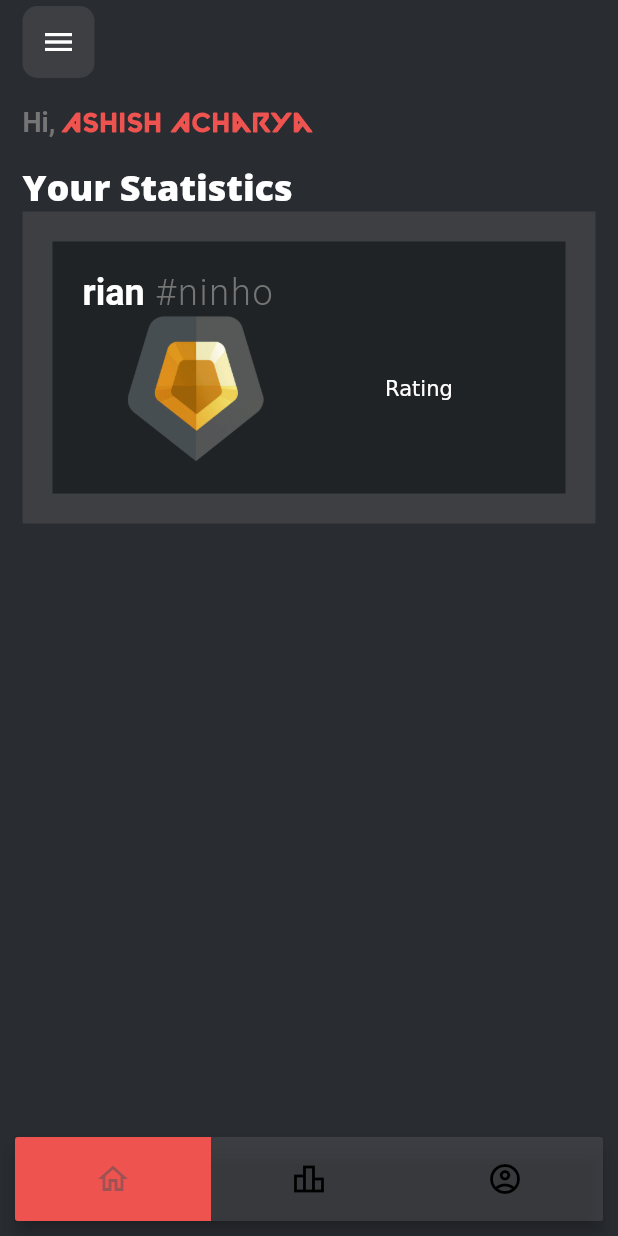
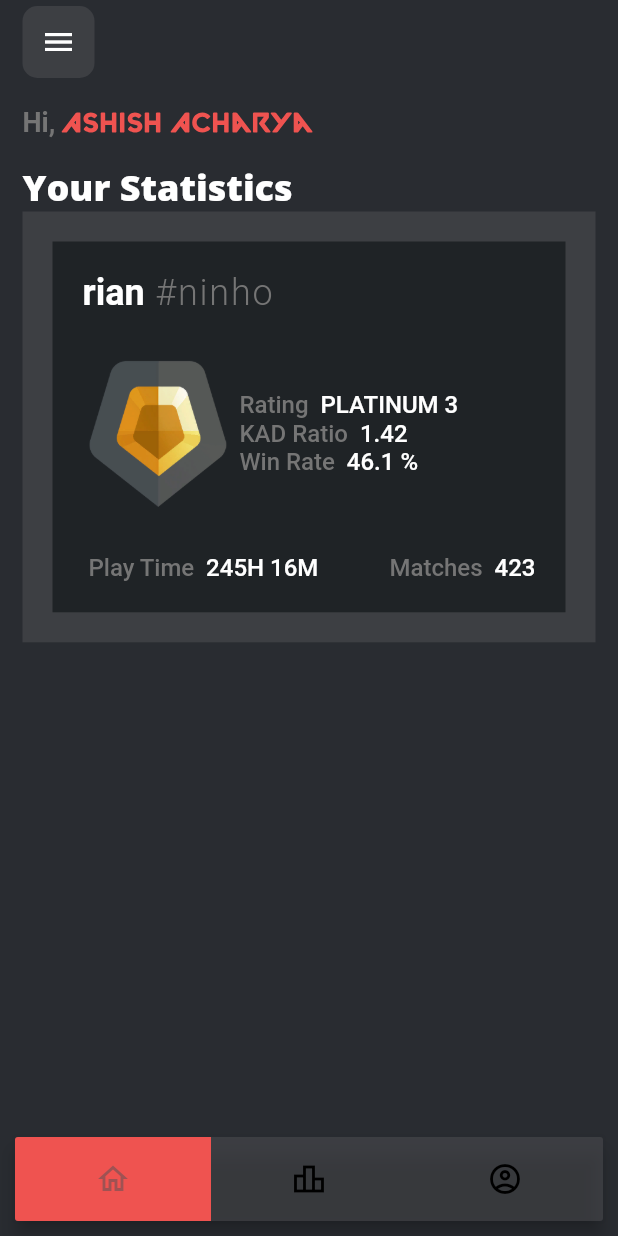
Before and after one commit to AshishAcharya083/valorant-stats, a Flutter app: the screen it shows after launch, on a phone screen of 412 x 824 dp. Run offline on Flutter 3.47's test engine with Material 2 defaults, Android fonts, the phone set to English and light mode, and no system bars; drawn by our look-alikes of flutter_snake_navigationbar.

Commit message:
main game card added

```diff
--- /dev/null
+++ b/lib/ui/components/grey_white_text_comp.dart
@@ -0,0 +1,25 @@
+import 'package:flutter/material.dart';
+import 'package:valo_stats/utils/text_styles.dart';
+
+class GreyWhiteTextComponent extends StatelessWidget {
+  final String? greyText;
+  final String? whiteText;
+  const GreyWhiteTextComponent(this.greyText, this.whiteText);
+
+  @override
+  Widget build(BuildContext context) {
+    return RichText(
+      textAlign: TextAlign.right,
+      text: TextSpan(
+        children: [
+          TextSpan(text: "${this.greyText}  ", style: kSmallGreyTextStyle),
+          TextSpan(
+            text: "${this.whiteText!.toUpperCase()} ",
+            style: TextStyle(
+                color: Colors.white, fontWeight: FontWeight.w500, fontSize: 16),
+          )
+        ],
+      ),
+    );
+  }
+}
--- a/lib/ui/pages/home/home_page.dart
+++ b/lib/ui/pages/home/home_page.dart
@@ -1,10 +1,12 @@
 import 'package:flutter/material.dart';
 import 'package:valo_stats/core/services/screen_size.dart';
+import 'package:valo_stats/ui/components/grey_white_text_comp.dart';
 import 'package:valo_stats/ui/pages/drawer.dart';
 
 import 'package:valo_stats/ui/pages/inside_home_page.dart';
 import 'package:valo_stats/ui/pages/third_page.dart';
 import 'package:valo_stats/utils/constants.dart';
+import 'package:valo_stats/utils/text_styles.dart';
 
 class HomePage extends StatelessWidget {
   const HomePage({Key? key}) : super(key: key);
@@ -62,8 +64,12 @@ class HomePage extends StatelessWidget {
                   Container(
                     /// container of dark blue color containg name of the player
                     padding: EdgeInsets.all(20),
-                    decoration: BoxDecoration(color: kDarkBlueGrayColor),
+                    height: ScreenSize.getScreenHeight(context) * 0.3,
+                    decoration: BoxDecoration(
+                      color: kDarkBlueGrayColor,
+                    ),
                     child: Column(
+                      mainAxisAlignment: MainAxisAlignment.spaceBetween,
                       crossAxisAlignment: CrossAxisAlignment.start,
                       children: [
                         RichText(
@@ -95,21 +101,29 @@ class HomePage extends StatelessWidget {
                           children: [
                             Expanded(
                               child: Image(
-                                height: 100,
-                                width: 100,
                                 image: AssetImage("images/rank/gold1.png"),
                               ),
                             ),
                             Expanded(
+                              flex: 2,
                               child: Column(
+                                crossAxisAlignment: CrossAxisAlignment.start,
                                 children: [
-                                  RichText(
-                                    text: TextSpan(text: "Rating "),
-                                  )
+                                  GreyWhiteTextComponent(
+                                      "Rating", "platinum 3"),
+                                  GreyWhiteTextComponent("KAD Ratio", "1.42"),
+                                  GreyWhiteTextComponent("Win Rate", "46.1 %"),
                                 ],
                               ),
                             )
                             // Image.asset('images/rank_icon/diamond1.png'),
+                          ],
+                        ),
+                        Row(
+                          mainAxisAlignment: MainAxisAlignment.spaceBetween,
+                          children: [
+                            GreyWhiteTextComponent("Play Time", "245H 16M"),
+                            GreyWhiteTextComponent("Matches", "423"),
                           ],
                         )
                       ],
--- /dev/null
+++ b/lib/utils/text_styles.dart
@@ -0,0 +1,6 @@
+import 'package:valo_stats/utils/constants.dart';
+import 'package:flutter/cupertino.dart';
+
+/// kSmallGreyTextStyle is mostly used in giving field name like rating, kd ratio
+TextStyle kSmallGreyTextStyle =
+    TextStyle(fontSize: 16, color: kGreyTextColor, fontWeight: FontWeight.w500);
```
